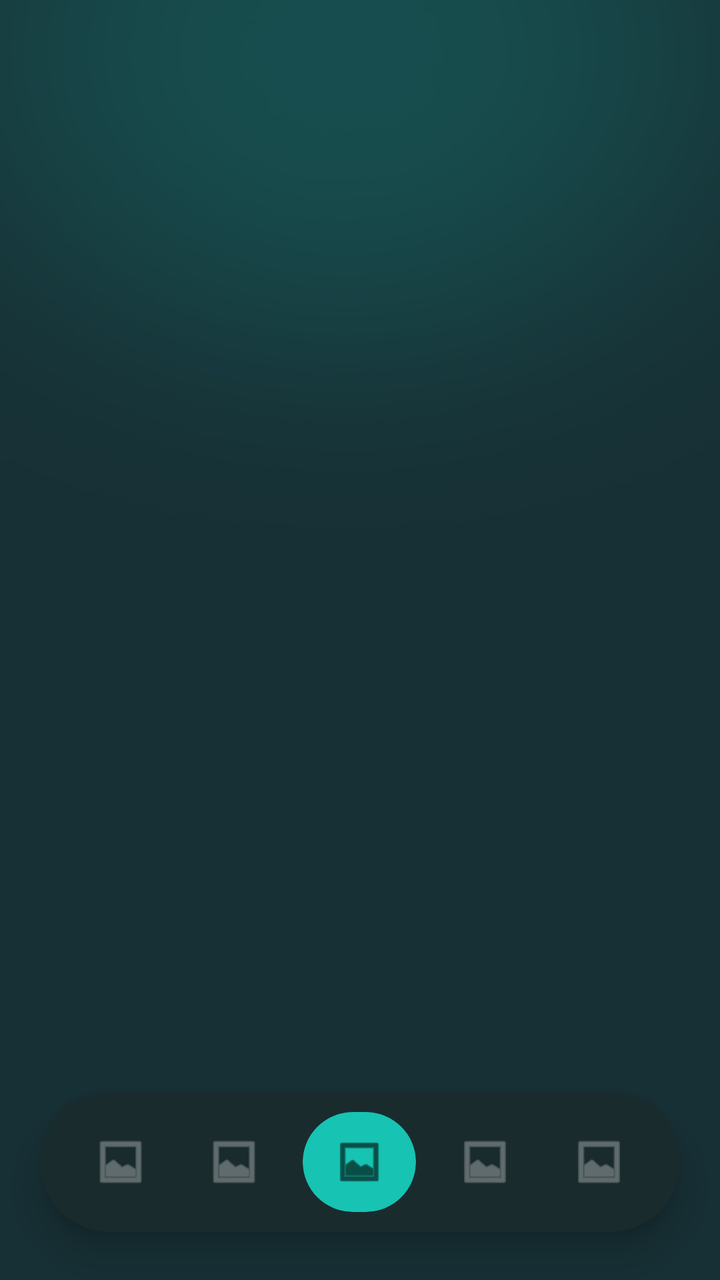
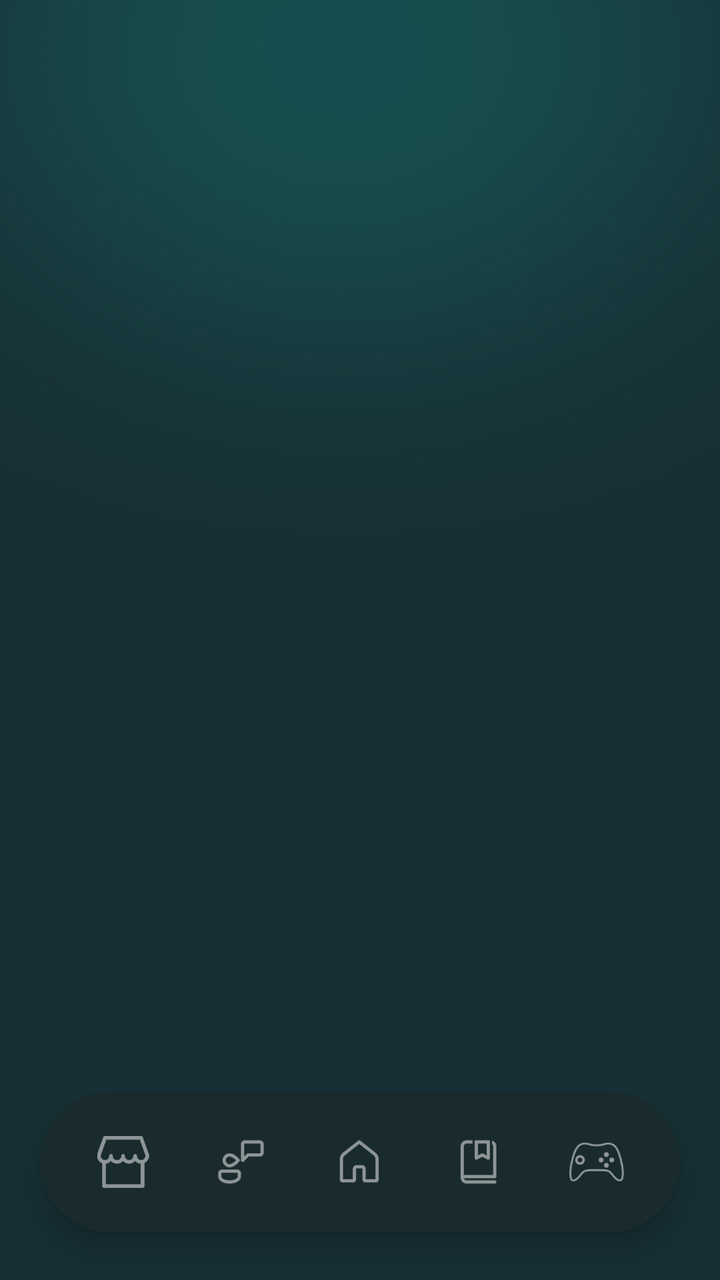

Before-and-after screenshots of an Android layout around one commit, followed by the original layout XML and the change that was made.
<!-- AndroidManifest.xml: application theme Theme.RoboControlPro -->
<!-- res/layout/activity_main.xml -->
<?xml version="1.0" encoding="utf-8"?>
<androidx.constraintlayout.widget.ConstraintLayout
    xmlns:android="http://schemas.android.com/apk/res/android"
    xmlns:app="http://schemas.android.com/apk/res-auto"
    xmlns:tools="http://schemas.android.com/tools"
    android:id="@+id/main"
    android:layout_width="match_parent"
    android:layout_height="match_parent"
    android:background="@drawable/app_background"
    tools:context=".MainActivity">

    <androidx.viewpager2.widget.ViewPager2
        android:id="@+id/mainViewPager"
        android:layout_width="match_parent"
        android:layout_height="0dp"
        app:layout_constraintTop_toTopOf="parent"
        app:layout_constraintBottom_toBottomOf="parent" />

    <androidx.cardview.widget.CardView
        android:id="@+id/bottomNavCard"
        android:layout_width="match_parent"
        android:layout_height="70dp"
        android:layout_marginHorizontal="20dp"
        android:layout_marginBottom="24dp"
        app:cardBackgroundColor="#1A2B2E"
        app:cardCornerRadius="35dp"
        app:cardElevation="10dp"
        app:layout_constraintBottom_toBottomOf="parent"
        app:layout_constraintStart_toStartOf="parent"
        app:layout_constraintEnd_toEndOf="parent">

        <LinearLayout
            android:id="@+id/mainBottomNavBar"
            android:layout_width="match_parent"
            android:layout_height="match_parent"
            android:gravity="center"
            android:orientation="horizontal"
            android:weightSum="5"
            android:paddingHorizontal="12dp">

            <ImageView
                android:id="@+id/tabMainJoystick"
                android:layout_width="0dp"
                android:layout_height="28dp"
                android:layout_weight="1"
                android:contentDescription="Joystick පිටුව"
                android:src="@android:drawable/ic_menu_gallery"
                app:tint="#80FFFFFF" /> <ImageView
            android:id="@+id/tabMainLearning"
            android:layout_width="0dp"
            android:layout_height="28dp"
            android:layout_weight="1"
            android:contentDescription="Learning පිටුව"
            android:src="@android:drawable/ic_menu_gallery"
            app:tint="#80FFFFFF" />

            <androidx.cardview.widget.CardView
                android:layout_width="0dp"
                android:layout_height="50dp"
                android:layout_weight="1"
                app:cardBackgroundColor="#17C3B2"
                app:cardCornerRadius="25dp"
                app:cardElevation="0dp"
                android:layout_marginHorizontal="6dp">

                <ImageView
                    android:id="@+id/tabMainHome"
                    android:layout_width="match_parent"
                    android:layout_height="match_parent"
                    android:padding="12dp"
                    android:contentDescription="Home පිටුව"
                    android:src="@android:drawable/ic_menu_gallery"
                    app:tint="#000000" /> </androidx.cardview.widget.CardView>

            <ImageView
                android:id="@+id/tabMainCommunity"
                android:layout_width="0dp"
                android:layout_height="28dp"
                android:layout_weight="1"
                android:contentDescription="Community පිටුව"
                android:src="@android:drawable/ic_menu_gallery"
                app:tint="#80FFFFFF" />

            <ImageView
                android:id="@+id/tabMainShop"
                android:layout_width="0dp"
                android:layout_height="28dp"
                android:layout_weight="1"
                android:contentDescription="Shop පිටුව"
                android:src="@android:drawable/ic_menu_gallery"
                app:tint="#80FFFFFF" />

        </LinearLayout>
    </androidx.cardview.widget.CardView>

</androidx.constraintlayout.widget.ConstraintLayout>
<!-- resources referenced by this layout -->
<resources>
  <!-- drawable app_background: png bitmap (drawable, 11366 bytes) -->
  <style name="Theme.RoboControlPro" parent="Base.Theme.RoboControlPro" />
  <style name="Base.Theme.RoboControlPro" parent="Theme.Material3.DayNight.NoActionBar">
          
          
      </style>
</resources>

<!-- the commit's change to res/layout/activity_main.xml (unified diff, before → after) -->
@@ -38,56 +38,59 @@
             android:weightSum="5"
             android:paddingHorizontal="12dp">
 
+            
+            <ImageView
+                android:id="@+id/tabMainShop"
+                android:layout_width="0dp"
+                android:layout_height="50dp"
+                android:layout_weight="1"
+                android:layout_marginHorizontal="4dp"
+                android:padding="12dp"
+                android:src="@drawable/icon_shop"
+                app:tint="#80FFFFFF" />
+
+            
+            <ImageView
+                android:id="@+id/tabMainCommunity"
+                android:layout_width="0dp"
+                android:layout_height="50dp"
+                android:layout_weight="1"
+                android:layout_marginHorizontal="4dp"
+                android:padding="12dp"
+                android:src="@drawable/icon_community"
+                app:tint="#80FFFFFF" />
+
+            
+            <ImageView
+                android:id="@+id/tabMainHome"
+                android:layout_width="0dp"
+                android:layout_height="50dp"
+                android:layout_weight="1"
+                android:layout_marginHorizontal="4dp"
+                android:padding="12dp"
+                android:src="@drawable/icon_home"
+                app:tint="#80FFFFFF" />
+
+            
+            <ImageView
+                android:id="@+id/tabMainLearning"
+                android:layout_width="0dp"
+                android:layout_height="50dp"
+                android:layout_weight="1"
+                android:layout_marginHorizontal="4dp"
+                android:padding="12dp"
+                android:src="@drawable/icon_learning"
+                app:tint="#80FFFFFF" />
+
+            
             <ImageView
                 android:id="@+id/tabMainJoystick"
                 android:layout_width="0dp"
-                android:layout_height="28dp"
-                android:layout_weight="1"
-                android:contentDescription="Joystick පිටුව"
-                android:src="@android:drawable/ic_menu_gallery"
-                app:tint="#80FFFFFF" /> <ImageView
-            android:id="@+id/tabMainLearning"
-            android:layout_width="0dp"
-            android:layout_height="28dp"
-            android:layout_weight="1"
-            android:contentDescription="Learning පිටුව"
-            android:src="@android:drawable/ic_menu_gallery"
-            app:tint="#80FFFFFF" />
-
-            <androidx.cardview.widget.CardView
-                android:layout_width="0dp"
                 android:layout_height="50dp"
                 android:layout_weight="1"
-                app:cardBackgroundColor="#17C3B2"
-                app:cardCornerRadius="25dp"
-                app:cardElevation="0dp"
-                android:layout_marginHorizontal="6dp">
-
-                <ImageView
-                    android:id="@+id/tabMainHome"
-                    android:layout_width="match_parent"
-                    android:layout_height="match_parent"
-                    android:padding="12dp"
-                    android:contentDescription="Home පිටුව"
-                    android:src="@android:drawable/ic_menu_gallery"
-                    app:tint="#000000" /> </androidx.cardview.widget.CardView>
-
-            <ImageView
-                android:id="@+id/tabMainCommunity"
-                android:layout_width="0dp"
-                android:layout_height="28dp"
-                android:layout_weight="1"
-                android:contentDescription="Community පිටුව"
-                android:src="@android:drawable/ic_menu_gallery"
-                app:tint="#80FFFFFF" />
-
-            <ImageView
-                android:id="@+id/tabMainShop"
-                android:layout_width="0dp"
-                android:layout_height="28dp"
-                android:layout_weight="1"
-                android:contentDescription="Shop පිටුව"
-                android:src="@android:drawable/ic_menu_gallery"
+                android:layout_marginHorizontal="4dp"
+                android:padding="12dp"
+                android:src="@drawable/icon_joystick"
                 app:tint="#80FFFFFF" />
 
         </LinearLayout>
<!-- resource entries referenced after the edit -->
@@ -1,6 +1,11 @@
 <!-- resources referenced by this layout -->
 <resources>
   <!-- drawable app_background: png bitmap (drawable, 11366 bytes) -->
+  <!-- drawable icon_community: png bitmap (drawable, 5589 bytes) -->
+  <!-- drawable icon_home: png bitmap (drawable, 4122 bytes) -->
+  <!-- drawable icon_joystick: png bitmap (drawable, 2384 bytes) -->
+  <!-- drawable icon_learning: png bitmap (drawable, 3164 bytes) -->
+  <!-- drawable icon_shop: png bitmap (drawable, 1742 bytes) -->
   <style name="Theme.RoboControlPro" parent="Base.Theme.RoboControlPro" />
   <style name="Base.Theme.RoboControlPro" parent="Theme.Material3.DayNight.NoActionBar">
           
